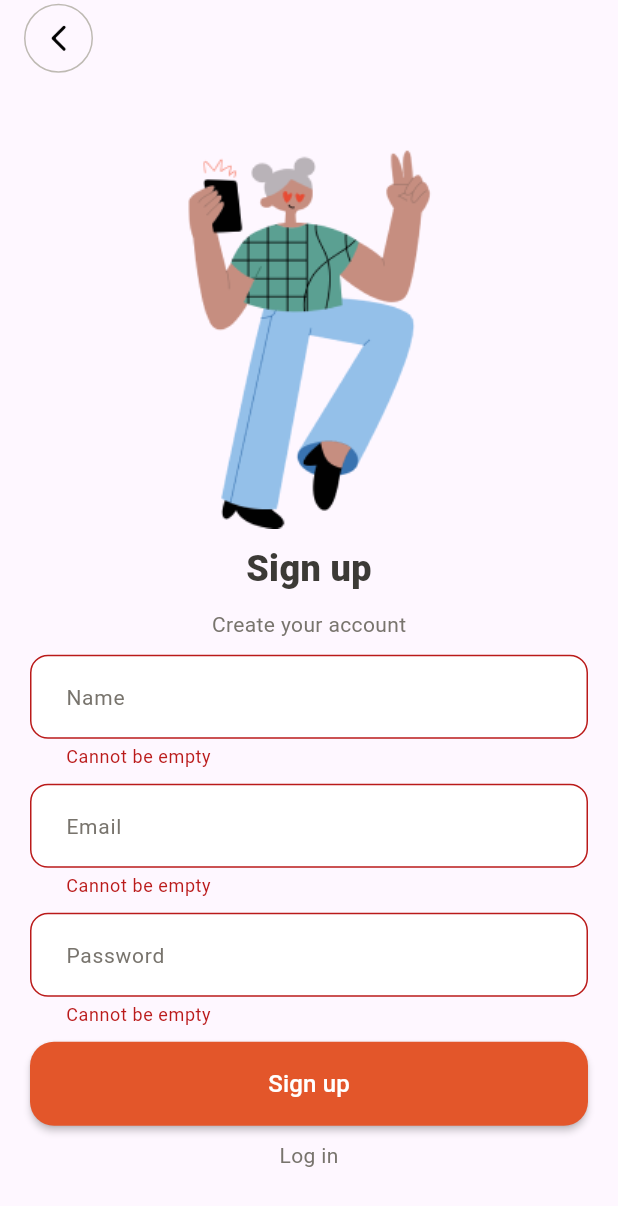
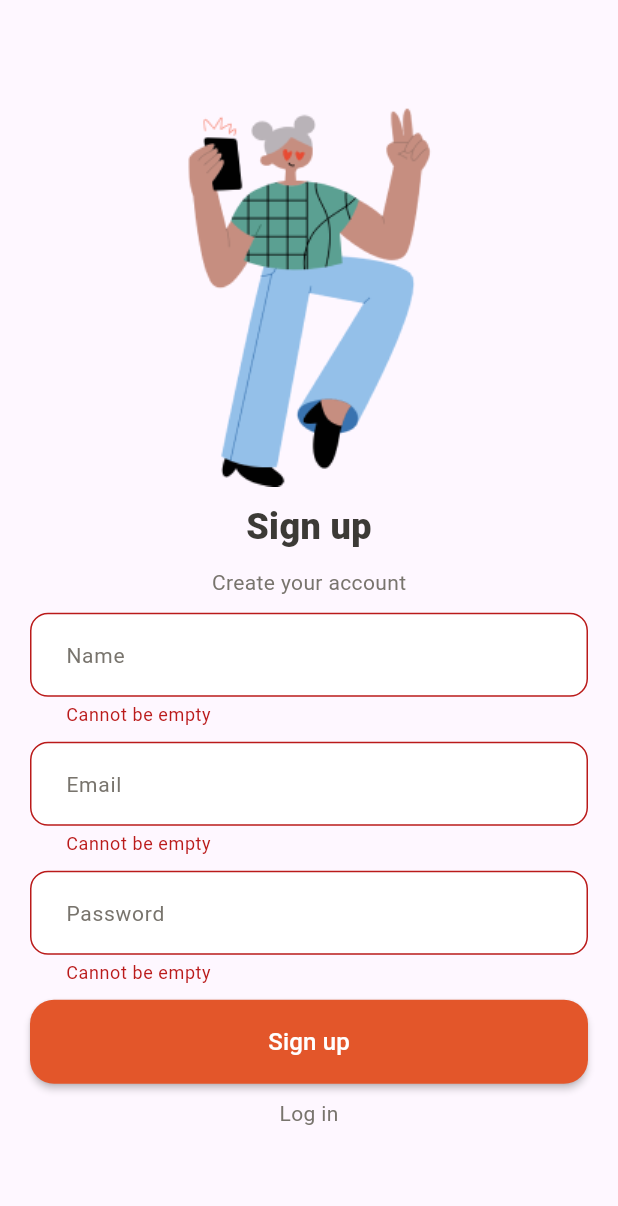
Before and after one commit to ahaithem/edtech_app, a Flutter app: the SignUp screen opened by its route, after a tap on "Sign up", on a phone screen of 412 x 824 dp. Shown: the top 1206 px of the screen. Run offline on Flutter 3.47's test engine with Material 3 defaults, Android fonts, the light colour scheme and no system bars; our stand-ins replace awesome_dialog, card_swiper, cloud_firestore, firebase_auth, firebase_core, firebase_storage and 2 more; accounts and stored records are empty.

Commit message:
change UI on the Sign Up page

```diff
--- a/lib/screens/sign_up.dart
+++ b/lib/screens/sign_up.dart
@@ -29,10 +29,10 @@ class _SignUpState extends State<SignUp> {
         // The PreferredSize widget is used to set the preferred size of the app bar.
         // Here, it is used to ensure that the custom AppBarWidget has the same height
         // as the standard AppBar, which is defined by kToolbarHeight.
-        appBar: const PreferredSize(
-          preferredSize: Size.fromHeight(kToolbarHeight),
-          child: AppBarWidget(title: ''),
-        ),
+        // appBar: const PreferredSize(
+        //   preferredSize: Size.fromHeight(kToolbarHeight),
+        //   child: AppBarWidget(title: ''),
+        // ),
         body: Center(
           child: SingleChildScrollView(
             padding: const EdgeInsets.all(20),
@@ -126,7 +126,7 @@ class _SignUpState extends State<SignUp> {
                                 animType: AnimType.rightSlide,
                                 title: 'Weak Password',
                                 desc: 'The password provided is too weak.',
-                              )..show();
+                              ).show();
                             } else if (e.code == 'email-already-in-use') {
                               AwesomeDialog(
                                 context: context,
@@ -135,7 +135,7 @@ class _SignUpState extends State<SignUp> {
                                 title: 'Email In Use',
                                 desc:
                                     'The account already exists for that email.',
-                              )..show();
+                              ).show();
                             }
                           } catch (e) {
                             print(e);
```
